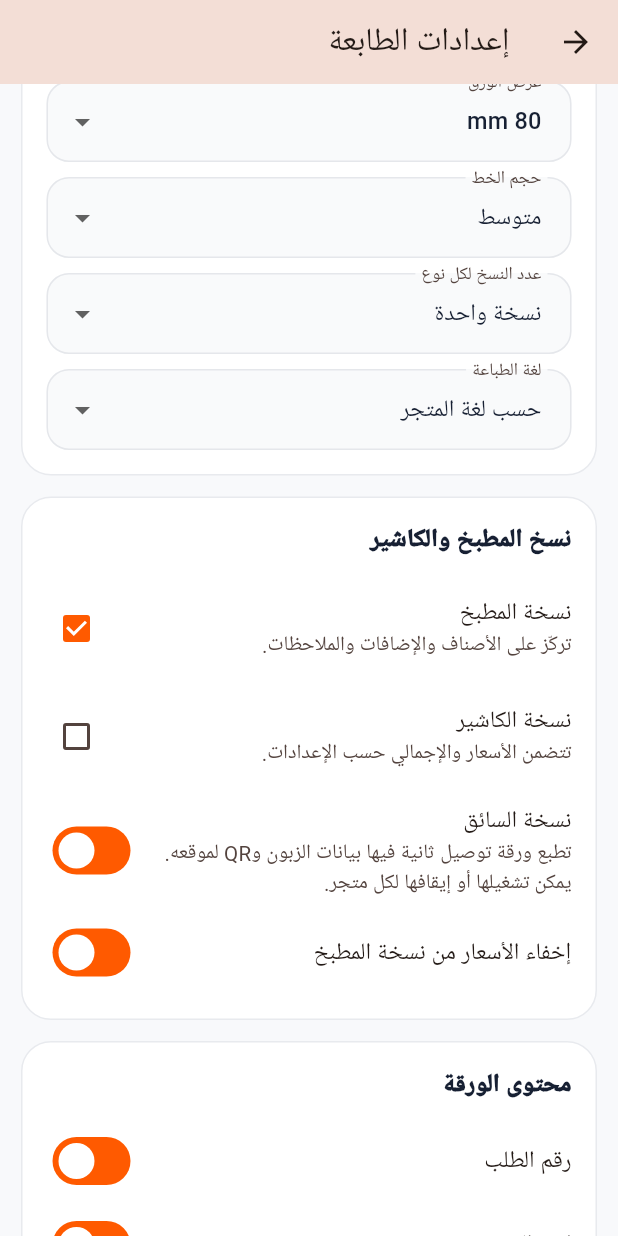
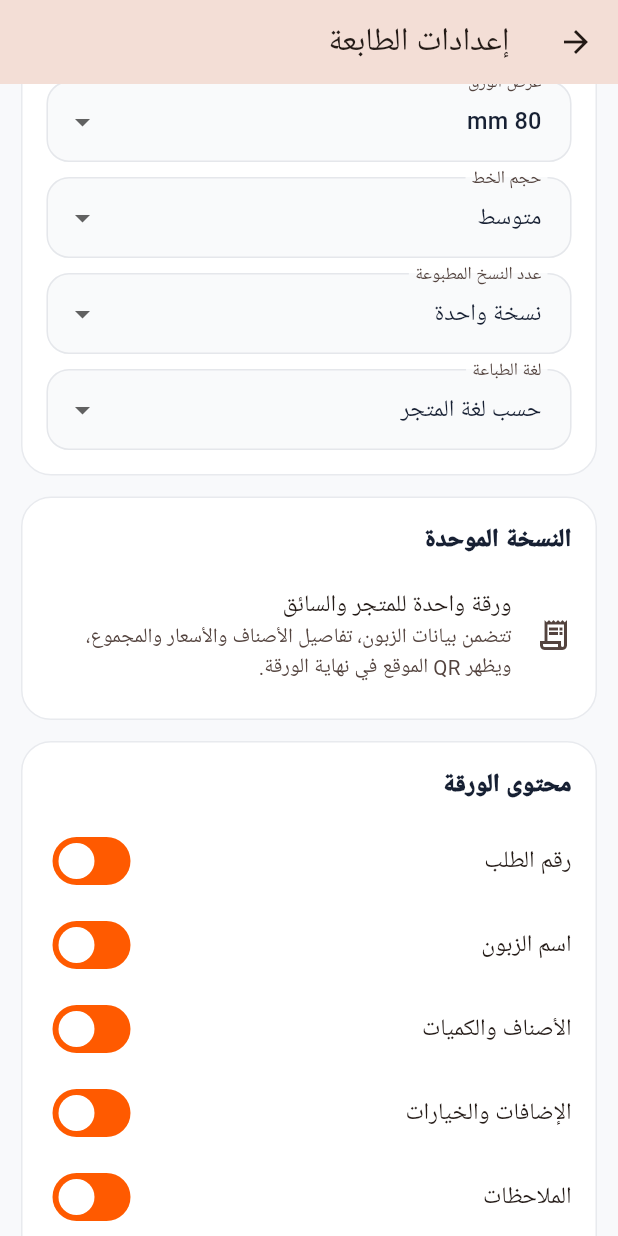
Before and after one commit to Roobelhalatalab/hala-talab-partners, a Flutter app: the _PrinterSettingsPage screen opened directly with empty values, scrolled down 576 dp, on a phone screen of 412 x 824 dp. Run offline on Flutter 3.47's test engine with Material 3 defaults, Android fonts, the phone set to English and light mode, and no system bars; our stand-ins replace file_picker, firebase_core, firebase_messaging, geolocator, image_picker, pdf and 3 more; missing offline and left inert: mapbox_maps_flutter; accounts and stored records are empty; network calls fail.

Commit message:
Apply final unified compact receipt for iOS

```diff
--- a/lib/screens/dashboard/printer_settings.dart
+++ b/lib/screens/dashboard/printer_settings.dart
@@ -546,7 +546,7 @@ class _PrinterSettingsPageState extends State<_PrinterSettingsPage> {
                           const SizedBox(height: 10),
                           DropdownButtonFormField<int>(
                             initialValue: _settings.copyCount,
-                            decoration: const InputDecoration(labelText: 'عدد النسخ لكل نوع'),
+                            decoration: const InputDecoration(labelText: 'عدد النسخ المطبوعة'),
                             items: const [
                               DropdownMenuItem(value: 1, child: Text('نسخة واحدة')),
                               DropdownMenuItem(value: 2, child: Text('نسختان')),
@@ -567,33 +567,12 @@ class _PrinterSettingsPageState extends State<_PrinterSettingsPage> {
                           ),
                         ]),
                         const SizedBox(height: 14),
-                        _section('نسخ المطبخ والكاشير', [
-                          CheckboxListTile(
+                        _section('النسخة الموحدة', [
+                          const ListTile(
                             contentPadding: EdgeInsets.zero,
-                            title: const Text('نسخة المطبخ'),
-                            subtitle: const Text('تركّز على الأصناف والإضافات والملاحظات.'),
-                            value: _settings.kitchenCopy,
-                            onChanged: (v) => setState(() => _settings = _settings.copyWith(kitchenCopy: v ?? false)),
-                          ),
-                          CheckboxListTile(
-                            contentPadding: EdgeInsets.zero,
-                            title: const Text('نسخة الكاشير'),
-                            subtitle: const Text('تتضمن الأسعار والإجمالي حسب الإعدادات.'),
-                            value: _settings.cashierCopy,
-                            onChanged: (v) => setState(() => _settings = _settings.copyWith(cashierCopy: v ?? false)),
-                          ),
-                          SwitchListTile.adaptive(
-                            contentPadding: EdgeInsets.zero,
-                            title: const Text('نسخة السائق'),
-                            subtitle: const Text('تطبع ورقة توصيل ثانية فيها بيانات الزبون وQR لموقعه. يمكن تشغيلها أو إيقافها لكل متجر.'),
-                            value: _settings.driverCopy,
-                            onChanged: (v) => setState(() => _settings = _settings.copyWith(driverCopy: v)),
-                          ),
-                          SwitchListTile.adaptive(
-                            contentPadding: EdgeInsets.zero,
-                            title: const Text('إخفاء الأسعار من نسخة المطبخ'),
-                            value: _settings.hideKitchenPrices,
-                            onChanged: (v) => setState(() => _settings = _settings.copyWith(hideKitchenPrices: v)),
+                            leading: Icon(Icons.receipt_long_outlined),
+                            title: Text('ورقة واحدة للمتجر والسائق'),
+                            subtitle: Text('تتضمن بيانات الزبون، تفاصيل الأصناف والأسعار والمجموع، ويظهر QR الموقع في نهاية الورقة.'),
                           ),
                         ]),
                         const SizedBox(height: 14),
@@ -605,8 +584,6 @@ class _PrinterSettingsPageState extends State<_PrinterSettingsPage> {
                           _printOption('الملاحظات', _settings.showNotes, (v) => _settings = _settings.copyWith(showNotes: v)),
                           _printOption('الأسعار', _settings.showPrices, (v) => _settings = _settings.copyWith(showPrices: v)),
                           _printOption('العنوان', _settings.showAddress, (v) => _settings = _settings.copyWith(showAddress: v)),
-                          _printOption('اسم المتجر أعلى الورقة', _settings.printStoreName, (v) => _settings = _settings.copyWith(printStoreName: v)),
-                          _printOption('شعار المتجر (عند توفره)', _settings.printStoreLogo, (v) => _settings = _settings.copyWith(printStoreLogo: v)),
                         ]),
                         const SizedBox(height: 14),
                         _section('الأتمتة وميزات الطابعة', [
```
Also changed, not shown: lib/services/receipt_printer_service.dart (+132 -150 lines).
